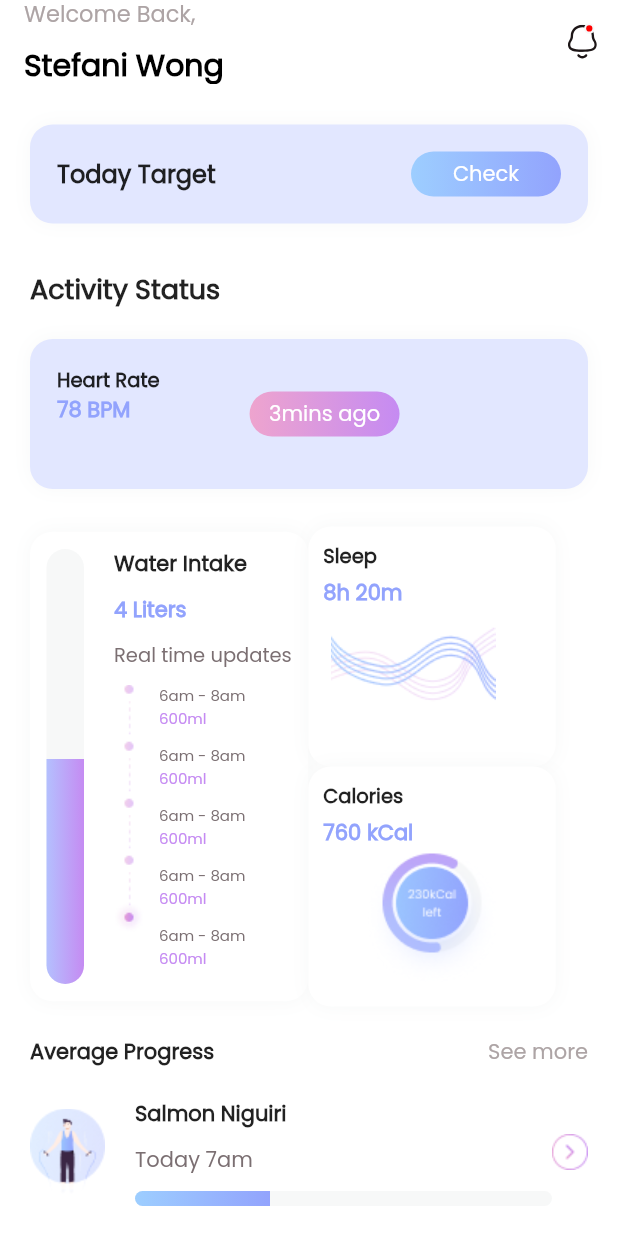
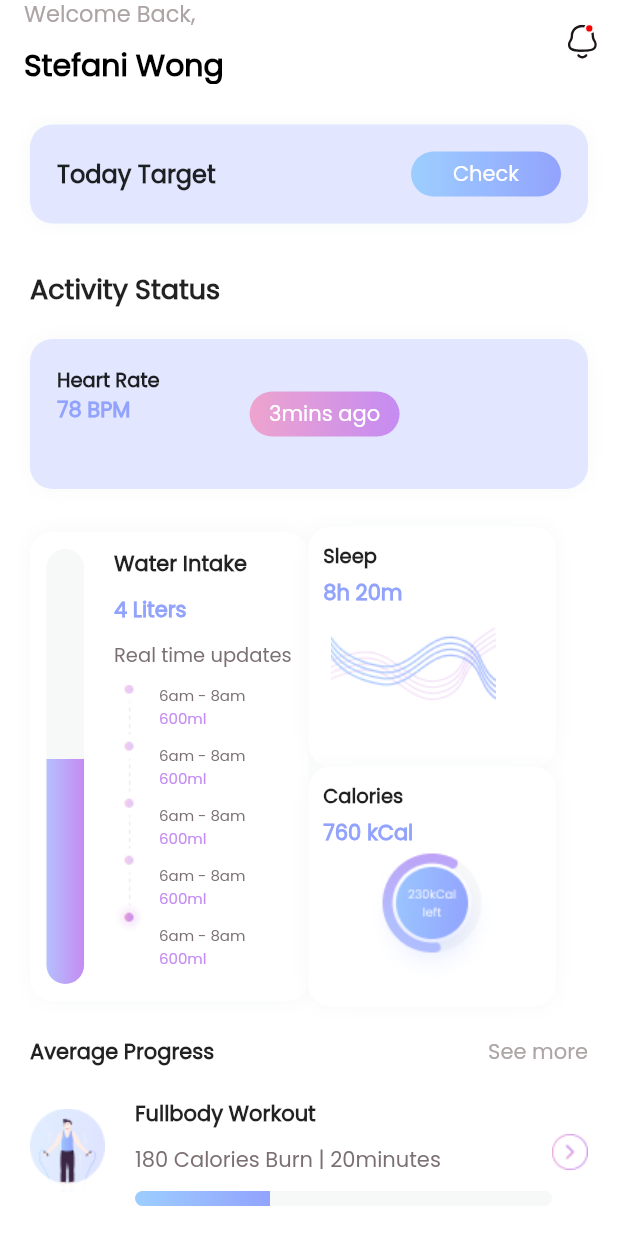
Before and after one commit to salvagb1/fitness, a Flutter app: the HomeBtn screen opened directly, scrolled down 211 dp, on a phone screen of 412 x 824 dp. Run offline on Flutter 3.47's test engine with Material 2 defaults, Android fonts, the phone set to English and light mode, and no system bars; our stand-ins replace charts_flutter, fl_chart, flutter_svg.

Commit message:
Update home_btn

```diff
--- a/lib/pages/navigatorbtn/home_btn.dart
+++ b/lib/pages/navigatorbtn/home_btn.dart
@@ -560,14 +560,51 @@ class _HomeBtnState extends State<HomeBtn> {
                       crossAxisAlignment: CrossAxisAlignment.start,
                       children: const [
                         Text(
-                          "Salmon Niguiri",
+                          "Fullbody Workout",
                           style: TextStyle(fontWeight: FontWeight.w700),
                         ),
                         SizedBox(
                           height: 10,
                         ),
                         Text(
-                          'Today 7am',
+                          '180 Calories Burn | 20minutes',
+                          style: TextStyle(
+                            color: Color(0xff7B6F72),
+                            fontSize: 14,
+                          ),
+                        ),
+                        SizedBox(
+                          height: 10,
+                        ),
+                        GraphModal2(),
+                      ],
+                    ),
+                  ),
+                  Image.asset('assets/images/Workout-Btn.png'),
+                ],
+              ),
+              const SizedBox(
+                height: 20,
+              ),
+              Row(
+                children: [
+                  Image.asset('assets/images/workout2.png'),
+                  const SizedBox(
+                    width: 20,
+                  ),
+                  Expanded(
+                    child: Column(
+                      crossAxisAlignment: CrossAxisAlignment.start,
+                      children: const [
+                        Text(
+                          "Lowerbody Workout",
+                          style: TextStyle(fontWeight: FontWeight.w700),
+                        ),
+                        SizedBox(
+                          height: 10,
+                        ),
+                        Text(
+                          '200 Calories Burn | 30minutes',
                           style: TextStyle(
                             color: Color(0xff7B6F72),
                             fontSize: 14,
```
Also changed, not shown: assets/images/workout2.png (added).
